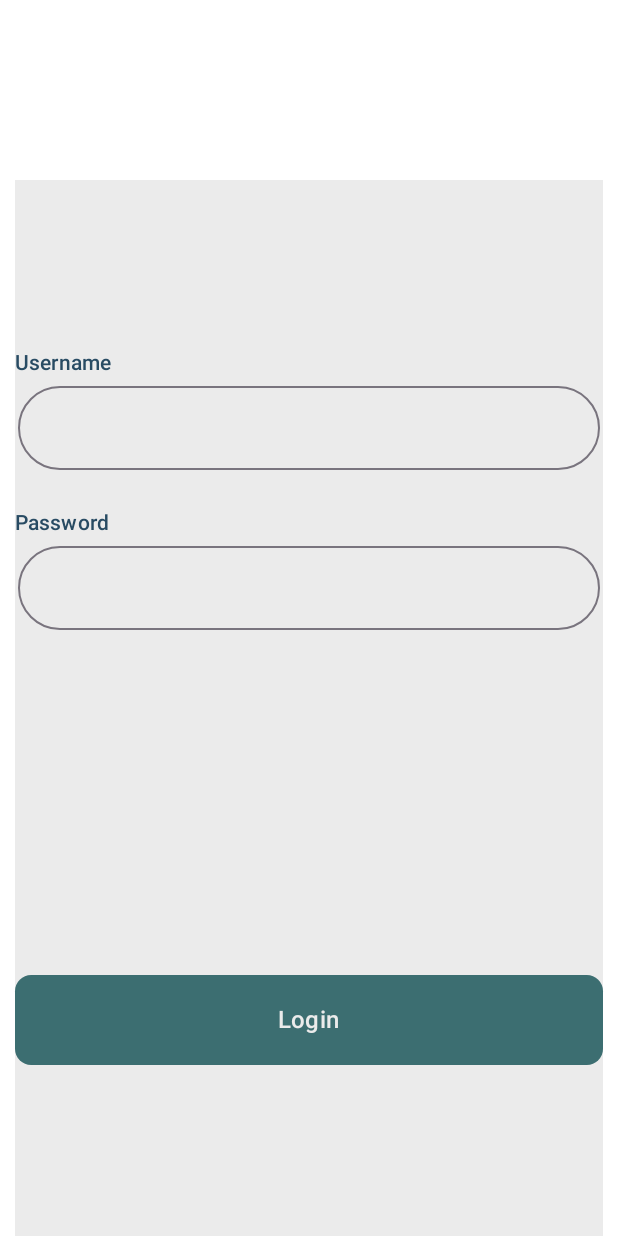
After one commit to zaiehilmi/Talentify, an Android app built with Jetpack Compose: the composable LoginScreen shown on its own in the app's theme, on a phone screen of 412 x 824 dp. The commit adds this screen. Run offline under Robolectric (Android 15) with nearby library versions, the phone set to English and light mode, and no system bars; 3 statements that could not run were skipped.

Commit message:
style: design login screen

```diff
--- a/app/src/main/java/com/zaie/nunasurvei/ui/component/ZaieButton.kt
+++ b/app/src/main/java/com/zaie/nunasurvei/ui/component/ZaieButton.kt
@@ -28,14 +28,16 @@ data class ZaieButtonOption(
 
 @Composable
 fun ZaieButton(
+  modifier: Modifier = Modifier,
   title: String = "title",
   isSecondary: Boolean = false,
   onTap: () -> Unit,
 ) {
   val buttonOption = ZaieButtonOption(
-    modifierz = Modifier
+    modifierz = modifier
       .height(60.dp)
-      .width(130.dp),
+      .width(130.dp)
+      .then(modifier),
     typographyz = typography
       .titleMedium
       .copy(fontWeight = FontWeight.SemiBold)
--- /dev/null
+++ b/app/src/main/java/com/zaie/nunasurvei/ui/screen/LoginScreen.kt
@@ -0,0 +1,62 @@
+package com.zaie.nunasurvei.ui.screen
+
+import androidx.compose.foundation.background
+import androidx.compose.foundation.layout.Arrangement
+import androidx.compose.foundation.layout.Box
+import androidx.compose.foundation.layout.Column
+import androidx.compose.foundation.layout.Spacer
+import androidx.compose.foundation.layout.fillMaxSize
+import androidx.compose.foundation.layout.fillMaxWidth
+import androidx.compose.foundation.layout.height
+import androidx.compose.foundation.layout.padding
+import androidx.compose.runtime.Composable
+import androidx.compose.runtime.getValue
+import androidx.compose.runtime.mutableStateOf
+import androidx.compose.runtime.remember
+import androidx.compose.ui.Alignment
+import androidx.compose.ui.Modifier
+import androidx.compose.ui.text.input.TextFieldValue
+import androidx.compose.ui.unit.dp
+import com.zaie.nunasurvei.ui.component.ZaieButton
+import com.zaie.nunasurvei.ui.component.ZaieTextField
+import com.zaie.nunasurvei.ui.theme.ZaieColor
+
+/// Login ni attach dengan welcome screen. means dia tak gi screen baru
+@Composable
+fun LoginScreen() {
+  val usernameTF by remember { mutableStateOf(TextFieldValue("")) }
+
+  Box(
+    modifier = Modifier
+      .fillMaxSize()
+      .padding(top = 120.dp, start = 10.dp, end = 10.dp)
+      .background(ZaieColor.surfaceFrozen)
+  ) {
+    Column(
+      verticalArrangement = Arrangement.SpaceAround,
+      horizontalAlignment = Alignment.CenterHorizontally,
+      modifier = Modifier
+        .fillMaxSize()
+        .padding(0.dp)
+    ) {
+      Column {
+        ZaieTextField(
+          label = "Username",
+          state = remember { mutableStateOf(usernameTF) }
+        )
+        Spacer(modifier = Modifier.height(25.dp))
+        ZaieTextField(
+          label = "Password",
+          state = remember { mutableStateOf(usernameTF) }
+        )
+      }
+
+      ZaieButton(
+        title = "Login",
+        modifier = Modifier.fillMaxWidth()
+      ) {
+
+      }
+    }
+  }
+}
--- a/app/src/main/java/com/zaie/nunasurvei/ui/screen/RegisterScreen.kt
+++ b/app/src/main/java/com/zaie/nunasurvei/ui/screen/RegisterScreen.kt
@@ -4,6 +4,7 @@ import android.widget.Toast
 import androidx.compose.foundation.layout.Column
 import androidx.compose.foundation.layout.Spacer
 import androidx.compose.foundation.layout.fillMaxSize
+import androidx.compose.foundation.layout.fillMaxWidth
 import androidx.compose.foundation.layout.height
 import androidx.compose.foundation.layout.padding
 import androidx.compose.material3.Scaffold
@@ -69,8 +70,9 @@ private fun Body(nav: NavController<Destinasi>) {
     state = remember { mutableStateOf(usernameTF) },
     isObscure = true
   )
-  Spacer(modifier = Modifier.height(50.dp))
+  Spacer(modifier = Modifier.height(100.dp))
   ZaieButton(
+    modifier = Modifier.fillMaxWidth(),
     title = "Register",
     onTap = {
       nav.pop()
```
Also changed, not shown: app/src/main/java/com/zaie/nunasurvei/Routes.kt (+11 -1 lines), app/src/main/java/com/zaie/nunasurvei/ui/screen/WelcomeScreen.kt (+24 -8 lines).
